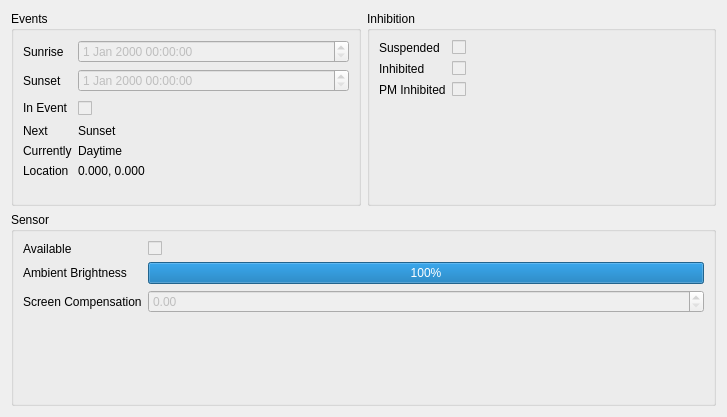
The window that gui/InfoTab.ui (nullobsi/clight-gui) describes before a commit, drawn with Qt 5.
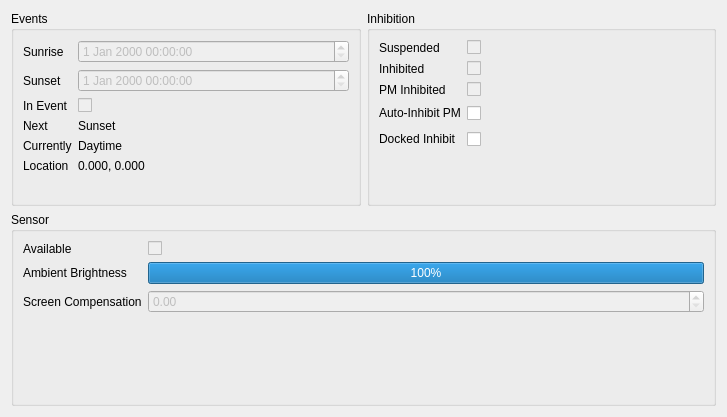
The same window after the commit.

Commit message: add inhibition options to InfoTab

```diff
--- a/gui/InfoTab.ui
+++ b/gui/InfoTab.ui
@@ -71,6 +71,40 @@
         </property>
        </widget>
       </item>
+      <item row="3" column="0">
+       <widget class="QLabel" name="label_2">
+        <property name="toolTip">
+         <string>Inhibit Power Management if CLight is inhibited.</string>
+        </property>
+        <property name="text">
+         <string>Auto-Inhibit PM</string>
+        </property>
+       </widget>
+      </item>
+      <item row="3" column="1">
+       <widget class="QCheckBox" name="autoInhibitPm">
+        <property name="text">
+         <string> </string>
+        </property>
+       </widget>
+      </item>
+      <item row="4" column="0">
+       <widget class="QLabel" name="label_14">
+        <property name="toolTip">
+         <string>Inhibit CLight when docked.</string>
+        </property>
+        <property name="text">
+         <string>Docked Inhibit</string>
+        </property>
+       </widget>
+      </item>
+      <item row="4" column="1">
+       <widget class="QCheckBox" name="dockInhibit">
+        <property name="text">
+         <string> </string>
+        </property>
+       </widget>
+      </item>
      </layout>
     </widget>
    </item>
@@ -156,7 +190,7 @@
          <bool>false</bool>
         </property>
         <property name="text">
-         <string> </string>
+         <string/>
         </property>
        </widget>
       </item>
```
The commit also changes 2 other files.
